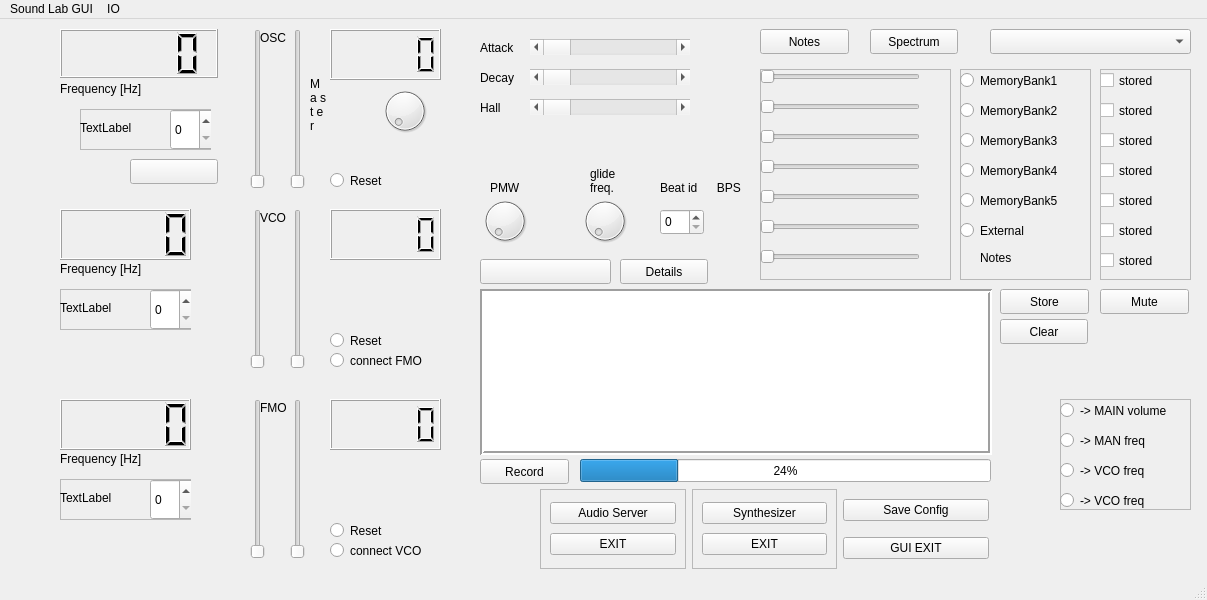
Qt form OceanGUI/mainwindow.ui (uglasmeyer/ocean) before a commit.
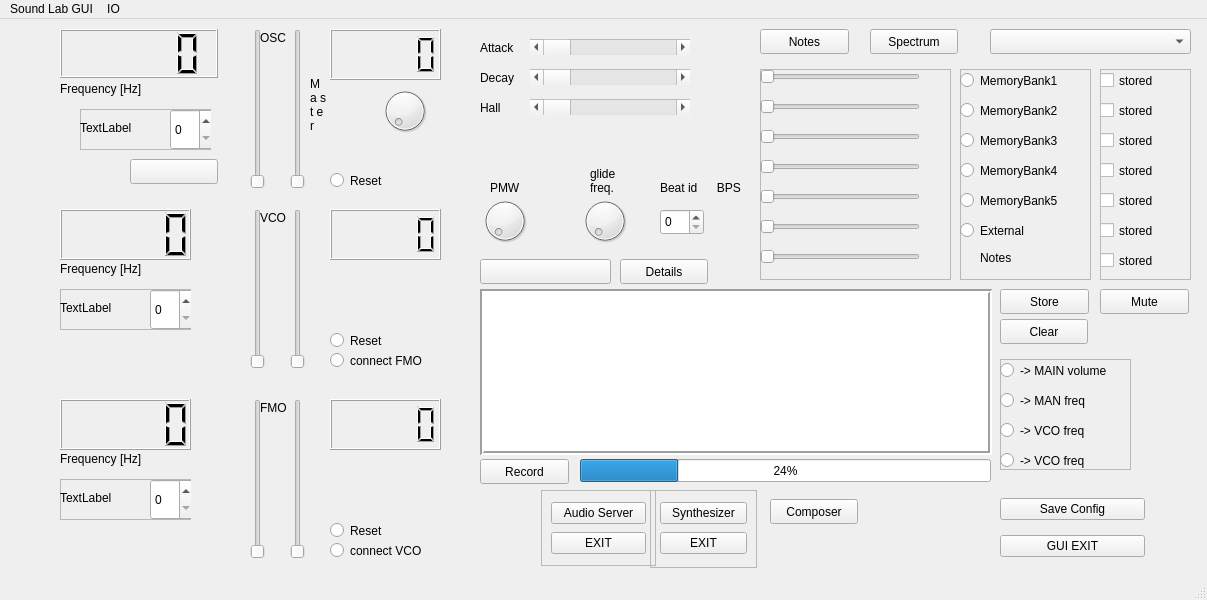
The same form after that commit.

```diff
--- a/OceanGUI/mainwindow.ui
+++ b/OceanGUI/mainwindow.ui
@@ -16,26 +16,26 @@
      <colorrole role="WindowText">
       <brush brushstyle="SolidPattern">
        <color alpha="255">
-        <red>255</red>
-        <green>255</green>
-        <blue>255</blue>
+        <red>0</red>
+        <green>0</green>
+        <blue>0</blue>
        </color>
       </brush>
      </colorrole>
      <colorrole role="Button">
       <brush brushstyle="SolidPattern">
        <color alpha="255">
-        <red>26</red>
-        <green>95</green>
-        <blue>180</blue>
+        <red>153</red>
+        <green>193</green>
+        <blue>241</blue>
        </color>
       </brush>
      </colorrole>
      <colorrole role="Light">
       <brush brushstyle="SolidPattern">
        <color alpha="255">
-        <red>52</red>
-        <green>143</green>
+        <red>255</red>
+        <green>255</green>
         <blue>255</blue>
        </color>
       </brush>
@@ -43,30 +43,30 @@
      <colorrole role="Midlight">
       <brush brushstyle="SolidPattern">
        <color alpha="255">
-        <red>39</red>
-        <green>119</green>
-        <blue>217</blue>
+        <red>204</red>
+        <green>224</green>
+        <blue>248</blue>
        </color>
       </brush>
      </colorrole>
      <colorrole role="Dark">
       <brush brushstyle="SolidPattern">
        <color alpha="255">
-        <red>13</red>
-        <green>47</green>
-        <blue>90</blue>
-       </color>
-      </brush>
-     </colorrole>
-     <colorrole role="Mid">
-      <brush brushstyle="SolidPattern">
-       <color alpha="255">
-        <red>17</red>
-        <green>63</green>
+        <red>76</red>
+        <green>96</green>
         <blue>120</blue>
        </color>
       </brush>
      </colorrole>
+     <colorrole role="Mid">
+      <brush brushstyle="SolidPattern">
+       <color alpha="255">
+        <red>102</red>
+        <green>129</green>
+        <blue>161</blue>
+       </color>
+      </brush>
+     </colorrole>
      <colorrole role="Text">
       <brush brushstyle="SolidPattern">
        <color alpha="255">
@@ -106,9 +106,9 @@
      <colorrole role="Window">
       <brush brushstyle="SolidPattern">
        <color alpha="255">
-        <red>26</red>
-        <green>95</green>
-        <blue>180</blue>
+        <red>153</red>
+        <green>193</green>
+        <blue>241</blue>
        </color>
       </brush>
      </colorrole>
@@ -124,9 +124,9 @@
      <colorrole role="AlternateBase">
       <brush brushstyle="SolidPattern">
        <color alpha="255">
-        <red>140</red>
-        <green>175</green>
-        <blue>217</blue>
+        <red>204</red>
+        <green>224</green>
+        <blue>248</blue>
        </color>
       </brush>
      </colorrole>
@@ -308,26 +308,26 @@
      <colorrole role="WindowText">
       <brush brushstyle="SolidPattern">
        <color alpha="255">
-        <red>13</red>
-        <green>47</green>
-        <blue>90</blue>
+        <red>76</red>
+        <green>96</green>
+        <blue>120</blue>
        </color>
       </brush>
      </colorrole>
      <colorrole role="Button">
       <brush brushstyle="SolidPattern">
        <color alpha="255">
-        <red>26</red>
-        <green>95</green>
-        <blue>180</blue>
+        <red>153</red>
+        <green>193</green>
+        <blue>241</blue>
        </color>
       </brush>
      </colorrole>
      <colorrole role="Light">
       <brush brushstyle="SolidPattern">
        <color alpha="255">
-        <red>52</red>
-        <green>143</green>
+        <red>255</red>
+        <green>255</green>
         <blue>255</blue>
        </color>
       </brush>
@@ -335,36 +335,36 @@
      <colorrole role="Midlight">
       <brush brushstyle="SolidPattern">
        <color alpha="255">
-        <red>39</red>
-        <green>119</green>
-        <blue>217</blue>
+        <red>204</red>
+        <green>224</green>
+        <blue>248</blue>
        </color>
       </brush>
      </colorrole>
      <colorrole role="Dark">
       <brush brushstyle="SolidPattern">
        <color alpha="255">
-        <red>13</red>
-        <green>47</green>
-        <blue>90</blue>
+        <red>76</red>
+        <green>96</green>
+        <blue>120</blue>
        </color>
       </brush>
      </colorrole>
      <colorrole role="Mid">
       <brush brushstyle="SolidPattern">
        <color alpha="255">
-        <red>17</red>
-        <green>63</green>
-        <blue>120</blue>
+        <red>102</red>
+        <green>129</green>
+        <blue>161</blue>
        </color>
       </brush>
      </colorrole>
      <colorrole role="Text">
       <brush brushstyle="SolidPattern">
        <color alpha="255">
-        <red>13</red>
-        <green>47</green>
-        <blue>90</blue>
+        <red>76</red>
+        <green>96</green>
+        <blue>120</blue>
        </color>
       </brush>
      </colorrole>
@@ -380,27 +380,27 @@
      <colorrole role="ButtonText">
       <brush brushstyle="SolidPattern">
        <color alpha="255">
-        <red>13</red>
-        <green>47</green>
-        <blue>90</blue>
+        <red>76</red>
+        <green>96</green>
+        <blue>120</blue>
        </color>
       </brush>
      </colorrole>
      <colorrole role="Base">
       <brush brushstyle="SolidPattern">
        <color alpha="255">
-        <red>26</red>
-        <green>95</green>
-        <blue>180</blue>
+        <red>153</red>
+        <green>193</green>
+        <blue>241</blue>
        </color>
       </brush>
      </colorrole>
      <colorrole role="Window">
       <brush brushstyle="SolidPattern">
        <color alpha="255">
-        <red>26</red>
-        <green>95</green>
-        <blue>180</blue>
+        <red>153</red>
+        <green>193</green>
+        <blue>241</blue>
        </color>
       </brush>
      </colorrole>
@@ -1078,92 +1078,6 @@
      <string>Mute</string>
     </property>
    </widget>
-   <widget class="QWidget" name="layoutWidget">
-    <property name="geometry">
-     <rect>
-      <x>540</x>
-      <y>470</y>
-      <width>449</width>
-      <height>80</height>
-     </rect>
-    </property>
-    <layout class="QHBoxLayout" name="horizontalLayout_3">
-     <item>
-      <widget class="QFrame" name="frame_6">
-       <property name="frameShape">
-        <enum>QFrame::StyledPanel</enum>
-       </property>
-       <property name="frameShadow">
-        <enum>QFrame::Raised</enum>
-       </property>
-       <layout class="QVBoxLayout" name="verticalLayout_3">
-        <item>
-         <widget class="QPushButton" name="pBAudioServer">
-          <property name="text">
-           <string>Audio Server</string>
-          </property>
-         </widget>
-        </item>
-        <item>
-         <widget class="QPushButton" name="pBAudioServerExit">
-          <property name="text">
-           <string>EXIT</string>
-          </property>
-         </widget>
-        </item>
-       </layout>
-      </widget>
-     </item>
-     <item>
-      <widget class="QFrame" name="frame_3">
-       <property name="frameShape">
-        <enum>QFrame::StyledPanel</enum>
-       </property>
-       <property name="frameShadow">
-        <enum>QFrame::Raised</enum>
-       </property>
-       <layout class="QHBoxLayout" name="horizontalLayout">
-        <item>
-         <layout class="QVBoxLayout" name="verticalLayout">
-          <item>
-           <widget class="QPushButton" name="pBSynthesizer">
-            <property name="text">
-             <string>Synthesizer</string>
-            </property>
-           </widget>
-          </item>
-          <item>
-           <widget class="QPushButton" name="pBSynthesizerExit">
-            <property name="text">
-             <string>EXIT</string>
-            </property>
-           </widget>
-          </item>
-         </layout>
-        </item>
-       </layout>
-      </widget>
-     </item>
-     <item>
-      <layout class="QVBoxLayout" name="verticalLayout_2">
-       <item>
-        <widget class="QPushButton" name="pB_Save">
-         <property name="text">
-          <string>Save Config</string>
-         </property>
-        </widget>
-       </item>
-       <item>
-        <widget class="QPushButton" name="pushButton_3">
-         <property name="text">
-          <string>GUI EXIT</string>
-         </property>
-        </widget>
-       </item>
-      </layout>
-     </item>
-    </layout>
-   </widget>
    <widget class="QDial" name="dial_PMW">
     <property name="geometry">
      <rect>
@@ -1255,8 +1169,8 @@
    <widget class="QFrame" name="frame_5">
     <property name="geometry">
      <rect>
-      <x>1060</x>
-      <y>380</y>
+      <x>1000</x>
+      <y>340</y>
       <width>131</width>
       <height>111</height>
      </rect>
@@ -1785,6 +1699,113 @@
      <string/>
     </property>
    </widget>
+   <widget class="QWidget" name="layoutWidget">
+    <property name="geometry">
+     <rect>
+      <x>1000</x>
+      <y>470</y>
+      <width>145</width>
+      <height>78</height>
+     </rect>
+    </property>
+    <layout class="QVBoxLayout" name="verticalLayout_2">
+     <item>
+      <widget class="QPushButton" name="pB_Save">
+       <property name="text">
+        <string>Save Config</string>
+       </property>
+      </widget>
+     </item>
+     <item>
+      <widget class="QPushButton" name="pushButton_3">
+       <property name="text">
+        <string>GUI EXIT</string>
+       </property>
+      </widget>
+     </item>
+    </layout>
+   </widget>
+   <widget class="QPushButton" name="pBComposer">
+    <property name="geometry">
+     <rect>
+      <x>770</x>
+      <y>480</y>
+      <width>88</width>
+      <height>25</height>
+     </rect>
+    </property>
+    <property name="text">
+     <string>Composer</string>
+    </property>
+   </widget>
+   <widget class="QFrame" name="frame_6">
+    <property name="geometry">
+     <rect>
+      <x>541</x>
+      <y>471</y>
+      <width>115</width>
+      <height>76</height>
+     </rect>
+    </property>
+    <property name="frameShape">
+     <enum>QFrame::StyledPanel</enum>
+    </property>
+    <property name="frameShadow">
+     <enum>QFrame::Raised</enum>
+    </property>
+    <layout class="QVBoxLayout" name="verticalLayout_3">
+     <item>
+      <widget class="QPushButton" name="pBAudioServer">
+       <property name="text">
+        <string>Audio Server</string>
+       </property>
+      </widget>
+     </item>
+     <item>
+      <widget class="QPushButton" name="pBAudioServerExit">
+       <property name="text">
+        <string>EXIT</string>
+       </property>
+      </widget>
+     </item>
+    </layout>
+   </widget>
+   <widget class="QFrame" name="frame_3">
+    <property name="geometry">
+     <rect>
+      <x>650</x>
+      <y>471</y>
+      <width>107</width>
+      <height>78</height>
+     </rect>
+    </property>
+    <property name="frameShape">
+     <enum>QFrame::StyledPanel</enum>
+    </property>
+    <property name="frameShadow">
+     <enum>QFrame::Raised</enum>
+    </property>
+    <layout class="QHBoxLayout" name="horizontalLayout">
+     <item>
+      <layout class="QVBoxLayout" name="verticalLayout">
+       <item>
+        <widget class="QPushButton" name="pBSynthesizer">
+         <property name="text">
+          <string>Synthesizer</string>
+         </property>
+        </widget>
+       </item>
+       <item>
+        <widget class="QPushButton" name="pBSynthesizerExit">
+         <property name="text">
+          <string>EXIT</string>
+         </property>
+        </widget>
+       </item>
+      </layout>
+     </item>
+    </layout>
+   </widget>
   </widget>
   <widget class="QMenuBar" name="menubar">
    <property name="geometry">
```
Left out of the diff: 64 changed lines with no effect on the pictures.
